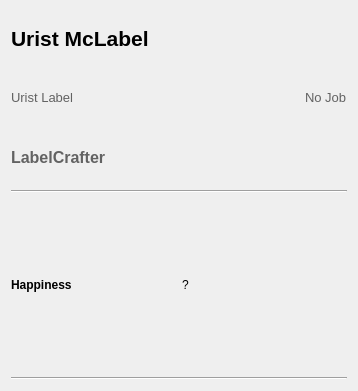
First picture: the form in ui/dwarfdetailswidget.ui, repository Dwarf-Therapist/Dwarf-Therapist, before the edit.
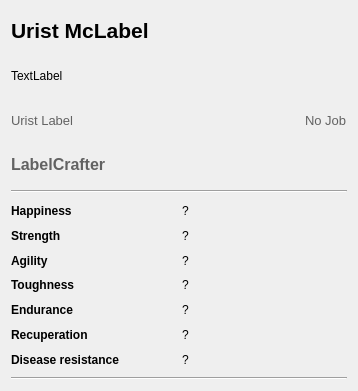
Second picture: the form after the edit.

The edit to the form file:
```diff
--- a/ui/dwarfdetailswidget.ui
+++ b/ui/dwarfdetailswidget.ui
@@ -31,6 +31,13 @@
        </property>
       </widget>
      </item>
+     <item>
+      <widget class="QLabel" name="lbl_age">
+       <property name="text">
+        <string>TextLabel</string>
+       </property>
+      </widget>
+     </item>
      <item>
       <layout class="QHBoxLayout" name="horizontalLayout">
        <item>
@@ -256,6 +263,126 @@
        </property>
       </widget>
      </item>
+     <item row="1" column="0">
+      <widget class="QLabel" name="label">
+       <property name="font">
+        <font>
+         <weight>75</weight>
+         <bold>true</bold>
+        </font>
+       </property>
+       <property name="text">
+        <string>Strength</string>
+       </property>
+      </widget>
+     </item>
+     <item row="1" column="1">
+      <widget class="QLabel" name="lbl_strength">
+       <property name="text">
+        <string>?</string>
+       </property>
+      </widget>
+     </item>
+     <item row="2" column="0">
+      <widget class="QLabel" name="label_2">
+       <property name="font">
+        <font>
+         <weight>75</weight>
+         <bold>true</bold>
+        </font>
+       </property>
+       <property name="text">
+        <string>Agility</string>
+       </property>
+      </widget>
+     </item>
+     <item row="2" column="1">
+      <widget class="QLabel" name="lbl_agility">
+       <property name="text">
+        <string>?</string>
+       </property>
+      </widget>
+     </item>
+     <item row="3" column="0">
+      <widget class="QLabel" name="label_4">
+       <property name="font">
+        <font>
+         <weight>75</weight>
+         <bold>true</bold>
+        </font>
+       </property>
+       <property name="text">
+        <string>Toughness</string>
+       </property>
+      </widget>
+     </item>
+     <item row="3" column="1">
+      <widget class="QLabel" name="lbl_toughness">
+       <property name="text">
+        <string>?</string>
+       </property>
+      </widget>
+     </item>
+     <item row="4" column="0">
+      <widget class="QLabel" name="label_3">
+       <property name="font">
+        <font>
+         <weight>75</weight>
+         <bold>true</bold>
+        </font>
+       </property>
+       <property name="text">
+        <string>Endurance</string>
+       </property>
+      </widget>
+     </item>
+     <item row="4" column="1">
+      <widget class="QLabel" name="lbl_endurance">
+       <property name="text">
+        <string>?</string>
+       </property>
+      </widget>
+     </item>
+     <item row="5" column="0">
+      <widget class="QLabel" name="label_6">
+       <property name="font">
+        <font>
+         <weight>75</weight>
+         <bold>true</bold>
+        </font>
+       </property>
+       <property name="text">
+        <string>Recuperation</string>
+       </property>
+      </widget>
+     </item>
+     <item row="5" column="1">
+      <widget class="QLabel" name="lbl_recuperation">
+       <property name="text">
+        <string>?</string>
+       </property>
+      </widget>
+     </item>
+     <item row="6" column="0">
+      <widget class="QLabel" name="label_8">
+       <property name="font">
+        <font>
+         <weight>75</weight>
+         <bold>true</bold>
+        </font>
+       </property>
+       <property name="text">
+        <string>Disease resistance</string>
+       </property>
+      </widget>
+     </item>
+     <item row="6" column="1">
+      <widget class="QLabel" name="lbl_disease_resistance">
+       <property name="text">
+        <string>?</string>
+       </property>
+      </widget>
+     </item>
     </layout>
    </item>
    <item>
```
